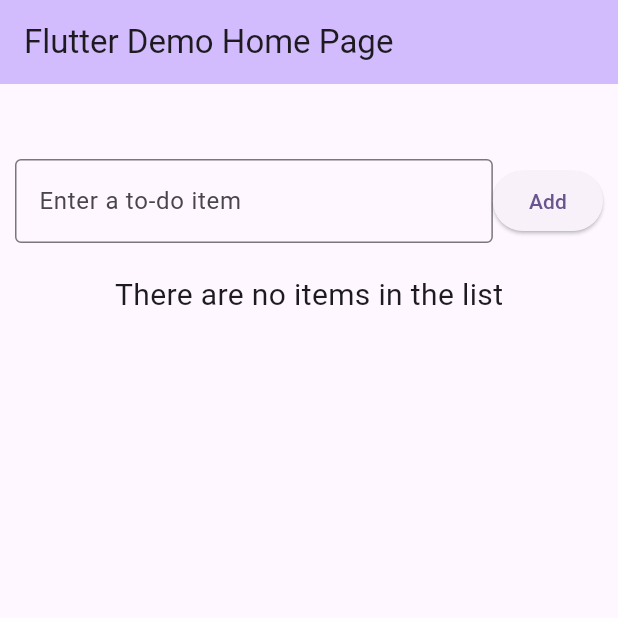
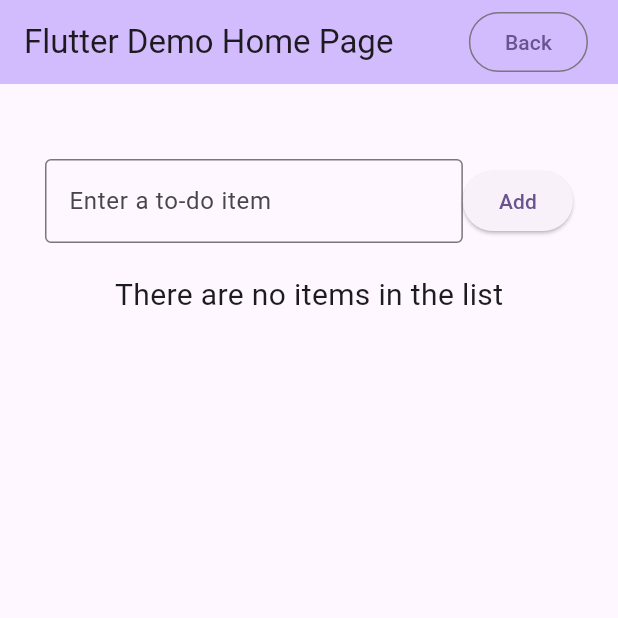
Before and after one commit to yao6859/CST2335_flutter, a Flutter app: the screen it shows after launch, on a phone screen of 412 x 824 dp, the top half of it. Run offline on Flutter 3.47's test engine with Material 3 defaults, Android fonts, the phone set to English and light mode, and no system bars; our stand-ins replace floor, sqflite; accounts and stored records are empty; generated files the repository leaves out were written again.

Commit message:
Lab8 Modified padding

```diff
--- a/lib/main.dart
+++ b/lib/main.dart
@@ -75,7 +75,7 @@ class _MyHomePageState extends State<MyHomePage> {
       child: Column(
           children: [
             Padding(
-              padding: const EdgeInsets.fromLTRB(10, 50, 10, 20),
+              padding: const EdgeInsets.fromLTRB(30, 50, 30, 20),
               child: Row(
                   mainAxisAlignment: MainAxisAlignment.spaceEvenly,
                   children: [
@@ -256,6 +256,17 @@ class _MyHomePageState extends State<MyHomePage> {
   Widget build(BuildContext context) {
     return Scaffold(
       appBar: AppBar(
+        actions: [
+          Padding(
+              padding: const EdgeInsets.only(right: 20.0),
+              child:
+                OutlinedButton(onPressed: () {
+                  setState(() {
+                    selectedItem = null;
+                  });
+                }, child: const Text("Back"))
+          )
+        ],
         backgroundColor: Theme.of(context).colorScheme.inversePrimary,
         title: Text(widget.title),
       ),
```
